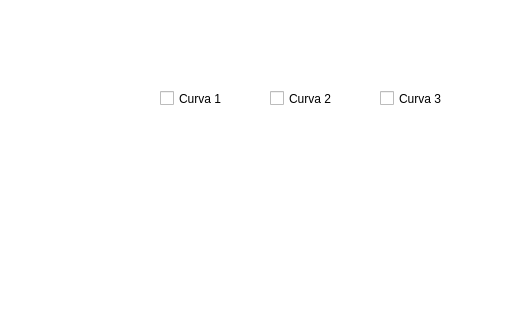
Qt form frontend/menu.ui (odevincenti/TC-TP1) before a commit; both pictures show x 400 to 930 and y 0 to 320 of the 1250 by 800 pixel window.
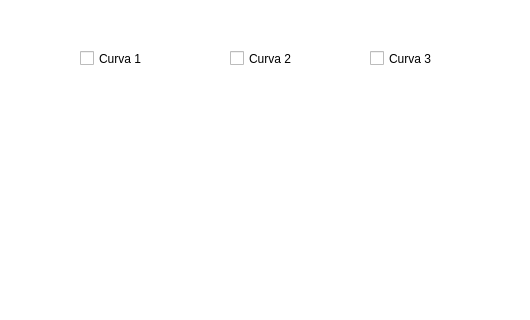
The same form after that commit. Custom widgets are drawn as their Qt base class.

Commit message: prueba de integracion matplotlib pyqt5 V2

```diff
--- a/frontend/menu.ui
+++ b/frontend/menu.ui
@@ -199,8 +199,8 @@
    <widget class="QCheckBox" name="checkBox_4">
     <property name="geometry">
      <rect>
-      <x>560</x>
-      <y>90</y>
+      <x>480</x>
+      <y>50</y>
       <width>70</width>
       <height>17</height>
      </rect>
@@ -212,8 +212,8 @@
    <widget class="QCheckBox" name="checkBox_5">
     <property name="geometry">
      <rect>
-      <x>670</x>
-      <y>90</y>
+      <x>630</x>
+      <y>50</y>
       <width>70</width>
       <height>17</height>
      </rect>
@@ -225,8 +225,8 @@
    <widget class="QCheckBox" name="checkBox_6">
     <property name="geometry">
      <rect>
-      <x>780</x>
-      <y>90</y>
+      <x>770</x>
+      <y>50</y>
       <width>70</width>
       <height>17</height>
      </rect>
@@ -238,10 +238,20 @@
    <widget class="MplWidget" name="MplWidget" native="true">
     <property name="geometry">
      <rect>
-      <x>550</x>
-      <y>200</y>
-      <width>511</width>
-      <height>311</height>
+      <x>480</x>
+      <y>130</y>
+      <width>675</width>
+      <height>300</height>
+     </rect>
+    </property>
+   </widget>
+   <widget class="MplWidget" name="MplWidget2" native="true">
+    <property name="geometry">
+     <rect>
+      <x>480</x>
+      <y>440</y>
+      <width>675</width>
+      <height>300</height>
      </rect>
     </property>
    </widget>
```
The commit also changes 2 other files.
